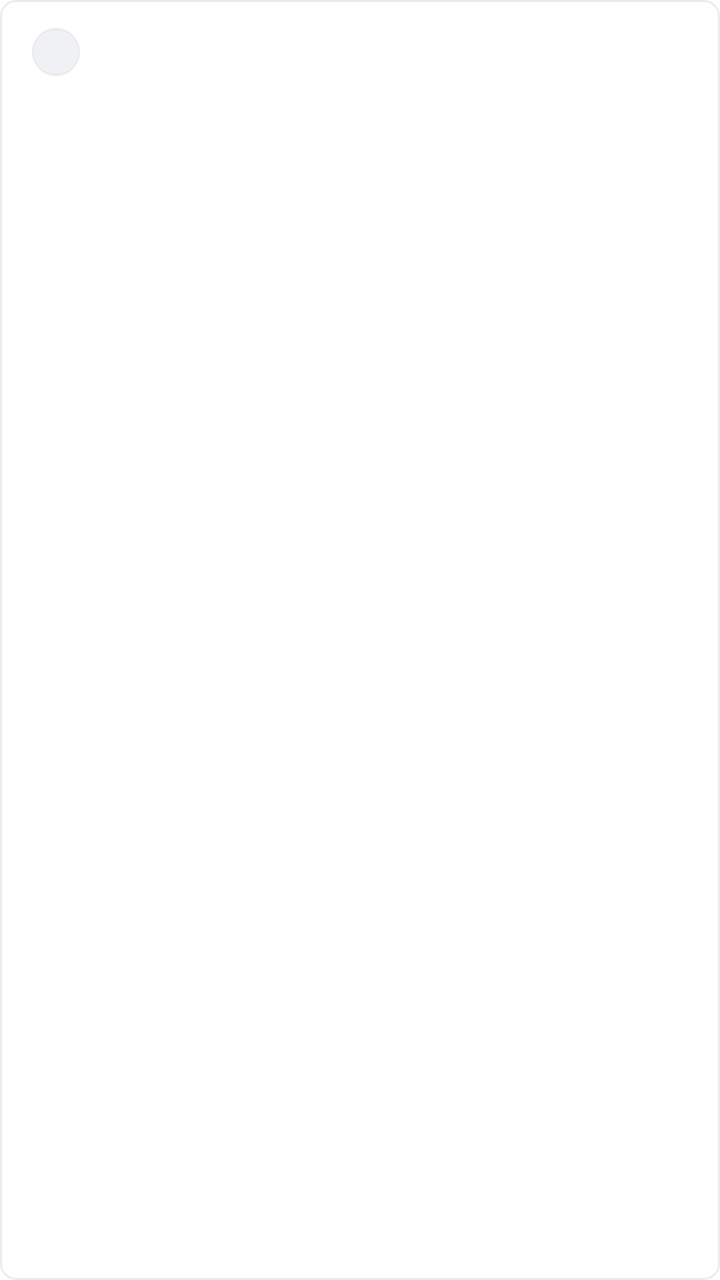
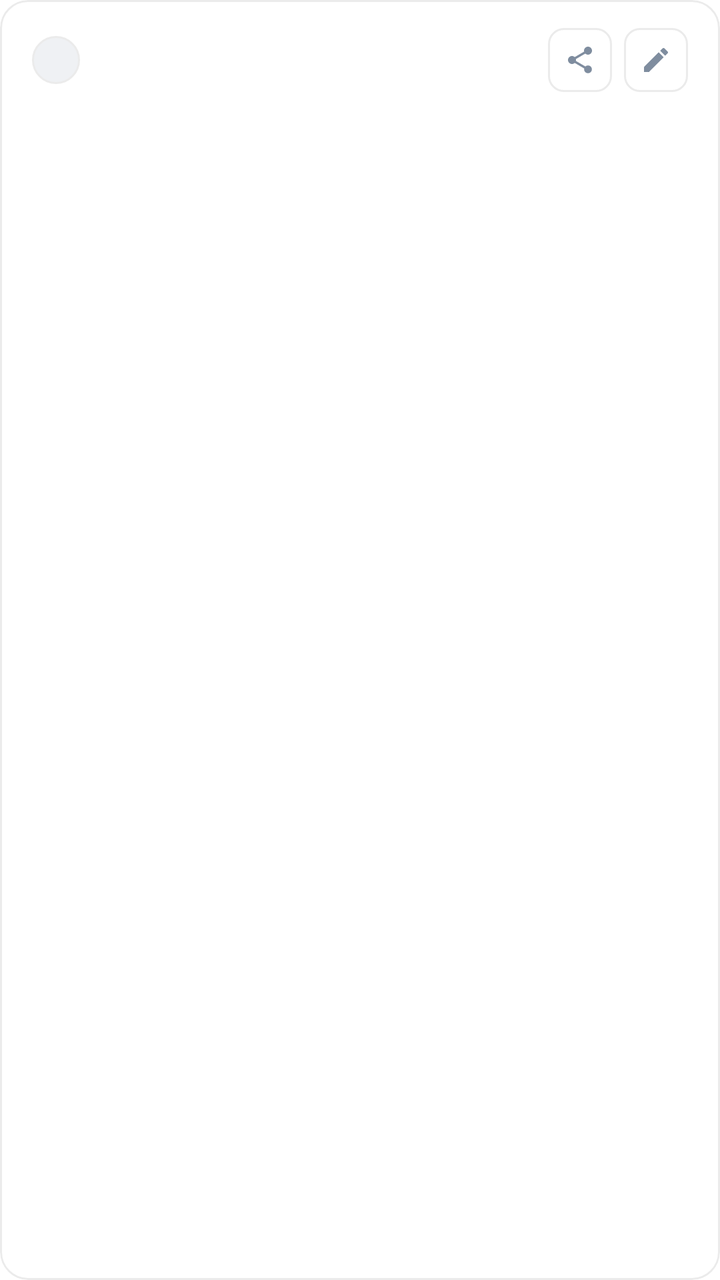

An Android layout rendered at two revisions. The XML below is the earlier revision; the diff shows what the commit changed to produce the second picture.
<!-- AndroidManifest.xml: application theme Theme.CityFootprint -->
<!-- res/layout/item_visit.xml -->
<?xml version="1.0" encoding="utf-8"?>
<com.google.android.material.card.MaterialCardView xmlns:android="http://schemas.android.com/apk/res/android"
    xmlns:app="http://schemas.android.com/apk/res-auto"
    android:layout_width="match_parent"
    android:layout_height="wrap_content"
    android:layout_marginBottom="10dp"
    android:foreground="?attr/selectableItemBackground">

    <LinearLayout
        android:layout_width="match_parent"
        android:layout_height="wrap_content"
        android:gravity="center_vertical"
        android:orientation="horizontal"
        android:paddingStart="16dp"
        android:paddingTop="14dp"
        android:paddingEnd="16dp"
        android:paddingBottom="14dp">

        
        <TextView
            android:id="@+id/textIndex"
            android:layout_width="24dp"
            android:layout_height="24dp"
            android:background="@drawable/bg_visit_dot"
            android:gravity="center"
            android:textColor="@color/muted_fg"
            android:textSize="12sp"
            android:textStyle="bold" />

        <LinearLayout
            android:layout_width="0dp"
            android:layout_height="wrap_content"
            android:layout_marginStart="12dp"
            android:layout_weight="1"
            android:orientation="vertical">

            
            <LinearLayout
                android:layout_width="match_parent"
                android:layout_height="wrap_content"
                android:gravity="center_vertical"
                android:orientation="horizontal">

                <TextView
                    android:id="@+id/textCity"
                    android:layout_width="wrap_content"
                    android:layout_height="wrap_content"
                    android:ellipsize="end"
                    android:maxLines="1"
                    android:textColor="@color/fg"
                    android:textSize="15sp"
                    android:textStyle="bold" />

                
                <TextView
                    android:id="@+id/textPrivate"
                    android:layout_width="wrap_content"
                    android:layout_height="wrap_content"
                    android:layout_marginStart="6dp"
                    android:background="@drawable/bg_badge_accent"
                    android:paddingStart="8dp"
                    android:paddingTop="2dp"
                    android:paddingEnd="8dp"
                    android:paddingBottom="2dp"
                    android:text="@string/visits_private"
                    android:textColor="@color/private_badge"
                    android:textSize="11sp"
                    android:visibility="gone" />

                
                <TextView
                    android:id="@+id/textMeta"
                    android:layout_width="wrap_content"
                    android:layout_height="wrap_content"
                    android:layout_marginStart="6dp"
                    android:ellipsize="end"
                    android:maxLines="1"
                    android:textColor="@color/muted_fg"
                    android:textSize="12sp" />
            </LinearLayout>

            
            <com.google.android.material.chip.ChipGroup
                android:id="@+id/groupTransport"
                android:layout_width="match_parent"
                android:layout_height="wrap_content"
                android:layout_marginTop="4dp"
                android:visibility="gone"
                app:chipSpacingHorizontal="4dp"
                app:chipSpacingVertical="4dp"
                app:singleLine="false"
                app:singleSelection="false" />

            <TextView
                android:id="@+id/textNote"
                android:layout_width="match_parent"
                android:layout_height="wrap_content"
                android:layout_marginTop="2dp"
                android:ellipsize="end"
                android:maxLines="1"
                android:textColor="@color/muted_fg"
                android:textSize="12sp"
                android:visibility="gone" />
        </LinearLayout>
    </LinearLayout>
</com.google.android.material.card.MaterialCardView>
<!-- resources referenced by this layout -->
<resources>
  <color name="fg">#0E1115</color>
  <color name="muted_fg">#7F8D9F</color>
  <color name="private_badge">#003E8F</color>
  <!-- drawable bg_badge_accent (drawable) -->
  <?xml version="1.0" encoding="utf-8"?>
  <shape xmlns:android="http://schemas.android.com/apk/res/android"
      android:shape="rectangle">
      <corners android:radius="4dp" />
      <solid android:color="@color/accent_light" />
  </shape>
  <!-- drawable bg_visit_dot (drawable) -->
  <?xml version="1.0" encoding="utf-8"?>
  <shape xmlns:android="http://schemas.android.com/apk/res/android"
      android:shape="oval">
      <solid android:color="@color/muted" />
      <stroke
          android:width="1dp"
          android:color="@color/border" />
  </shape>
  <string name="visits_private">私密</string>
  <color name="accent_light">#DBEAFE</color>
  <color name="muted">#EFF1F4</color>
  <color name="border">#EBEBEB</color>
  <color name="accent">#4285F4</color>
  <color name="on_accent">#FFFFFF</color>
  <color name="accent_soft_fg">#003E8F</color>
  <color name="card">#FFFFFF</color>
  <color name="destructive">#EF4444</color>
  <color name="bg">#FFFFFF</color>
  <color name="window_bg_light">#F0F6FF</color>
  <style name="Widget.App.CardView" parent="Widget.Material3.CardView.Outlined">
          <item name="cardCornerRadius">8dp</item>
          <item name="cardElevation">0dp</item>
          <item name="cardBackgroundColor">@color/card</item>
          <item name="strokeColor">@color/border</item>
          <item name="strokeWidth">1dp</item>
      </style>
  <style name="Widget.App.Button" parent="Widget.Material3.Button">
          <item name="cornerRadius">8dp</item>
      </style>
  <!-- unchanged entries left out for length: 1 -->
</resources>

<!-- the commit's change to res/layout/item_visit.xml (unified diff, before → after) -->
@@ -91,6 +91,7 @@
                 app:singleLine="false"
                 app:singleSelection="false" />
 
+            
             <TextView
                 android:id="@+id/textNote"
                 android:layout_width="match_parent"
@@ -102,5 +103,51 @@
                 android:textSize="12sp"
                 android:visibility="gone" />
         </LinearLayout>
+
+        
+        <LinearLayout
+            android:layout_width="wrap_content"
+            android:layout_height="wrap_content"
+            android:layout_marginStart="8dp"
+            android:gravity="center_vertical"
+            android:orientation="horizontal">
+
+            <com.google.android.material.button.MaterialButton
+                android:id="@+id/btnShare"
+                style="@style/Widget.App.Button.Outlined"
+                android:layout_width="32dp"
+                android:layout_height="32dp"
+                android:contentDescription="@string/visits_share"
+                android:insetTop="0dp"
+                android:insetBottom="0dp"
+                android:minHeight="32dp"
+                android:minWidth="0dp"
+                android:paddingStart="0dp"
+                android:paddingEnd="0dp"
+                app:icon="@drawable/ic_share"
+                app:iconGravity="textStart"
+                app:iconPadding="0dp"
+                app:iconSize="16dp"
+                app:iconTint="@color/text_secondary" />
+
+            <com.google.android.material.button.MaterialButton
+                android:id="@+id/btnEdit"
+                style="@style/Widget.App.Button.Outlined"
+                android:layout_width="32dp"
+                android:layout_height="32dp"
+                android:layout_marginStart="6dp"
+                android:contentDescription="@string/visits_edit"
+                android:insetTop="0dp"
+                android:insetBottom="0dp"
+                android:minHeight="32dp"
+                android:minWidth="0dp"
+                android:paddingStart="0dp"
+                android:paddingEnd="0dp"
+                app:icon="@drawable/ic_edit"
+                app:iconGravity="textStart"
+                app:iconPadding="0dp"
+                app:iconSize="16dp"
+                app:iconTint="@color/text_secondary" />
+        </LinearLayout>
     </LinearLayout>
 </com.google.android.material.card.MaterialCardView>
<!-- resource entries referenced after the edit -->
@@ -3,11 +3,12 @@
   <color name="fg">#0E1115</color>
   <color name="muted_fg">#7F8D9F</color>
   <color name="private_badge">#003E8F</color>
+  <color name="text_secondary">#7F8D9F</color>
   <!-- drawable bg_badge_accent (drawable) -->
   <?xml version="1.0" encoding="utf-8"?>
   <shape xmlns:android="http://schemas.android.com/apk/res/android"
       android:shape="rectangle">
-      <corners android:radius="4dp" />
+      <corners android:radius="8dp" />
       <solid android:color="@color/accent_light" />
   </shape>
   <!-- drawable bg_visit_dot (drawable) -->
@@ -19,7 +20,36 @@
           android:width="1dp"
           android:color="@color/border" />
   </shape>
+  <!-- drawable ic_edit (drawable) -->
+  <?xml version="1.0" encoding="utf-8"?>
+  <vector xmlns:android="http://schemas.android.com/apk/res/android"
+      android:width="24dp"
+      android:height="24dp"
+      android:viewportWidth="24"
+      android:viewportHeight="24">
+      <path
+          android:fillColor="#FF000000"
+          android:pathData="M3,17.25V21h3.75L17.81,9.94l-3.75,-3.75L3,17.25zM20.71,7.04c0.39,-0.39 0.39,-1.02 0,-1.41l-2.34,-2.34c-0.39,-0.39 -1.02,-0.39 -1.41,0l-1.83,1.83 3.75,3.75 1.83,-1.83z" />
+  </vector>
+  <!-- drawable ic_share (drawable) -->
+  <?xml version="1.0" encoding="utf-8"?>
+  <vector xmlns:android="http://schemas.android.com/apk/res/android"
+      android:width="24dp"
+      android:height="24dp"
+      android:viewportWidth="24"
+      android:viewportHeight="24">
+      <path
+          android:fillColor="#FF000000"
+          android:pathData="M18,16.08c-0.76,0 -1.44,0.3 -1.96,0.77L8.91,12.7c0.05,-0.23 0.09,-0.46 0.09,-0.7s-0.04,-0.47 -0.09,-0.7l7.05,-4.11c0.54,0.5 1.25,0.81 2.04,0.81 1.66,0 3,-1.34 3,-3s-1.34,-3 -3,-3 -3,1.34 -3,3c0,0.24 0.04,0.47 0.09,0.7L8.04,9.81C7.5,9.31 6.79,9 6,9c-1.66,0 -3,1.34 -3,3s1.34,3 3,3c0.79,0 1.5,-0.31 2.04,-0.81l7.12,4.16c-0.05,0.21 -0.08,0.43 -0.08,0.65 0,1.61 1.31,2.92 2.92,2.92s2.92,-1.31 2.92,-2.92 -1.31,-2.92 -2.92,-2.92z" />
+  </vector>
+  <string name="visits_edit">编辑</string>
   <string name="visits_private">私密</string>
+  <string name="visits_share">分享</string>
+  <style name="Widget.App.Button.Outlined" parent="Widget.Material3.Button.OutlinedButton">
+          <item name="cornerRadius">8dp</item>
+          <item name="strokeColor">@color/border</item>
+          <item name="android:textColor">@color/fg</item>
+      </style>
   <color name="accent_light">#DBEAFE</color>
   <color name="muted">#EFF1F4</color>
   <color name="border">#EBEBEB</color>
@@ -31,14 +61,14 @@
   <color name="bg">#FFFFFF</color>
   <color name="window_bg_light">#F0F6FF</color>
   <style name="Widget.App.CardView" parent="Widget.Material3.CardView.Outlined">
-          <item name="cardCornerRadius">8dp</item>
+          <item name="cardCornerRadius">14dp</item>
           <item name="cardElevation">0dp</item>
           <item name="cardBackgroundColor">@color/card</item>
           <item name="strokeColor">@color/border</item>
           <item name="strokeWidth">1dp</item>
       </style>
   <style name="Widget.App.Button" parent="Widget.Material3.Button">
-          <item name="cornerRadius">8dp</item>
+          <item name="cornerRadius">999dp</item>
       </style>
   <!-- unchanged entries left out for length: 1 -->
 </resources>
